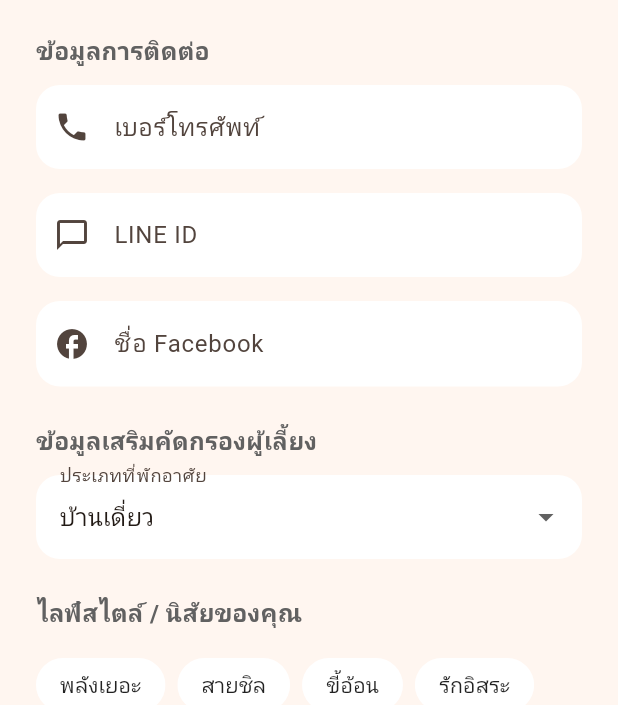
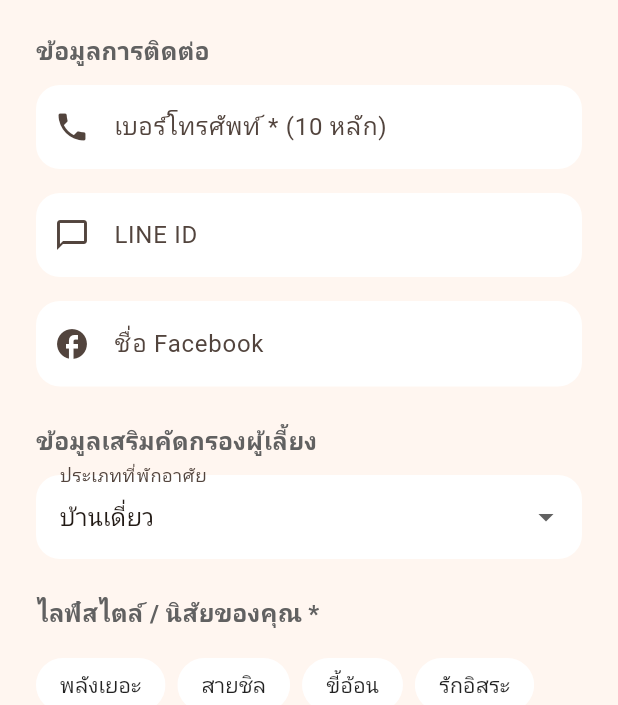
Before and after one commit to Jadsadar/Lab-jenkins, a Flutter app: the CreateProfileScreen screen opened directly, scrolled down 353 dp, after a tap on "บันทึกและเริ่มใช้งาน", on a phone screen of 412 x 824 dp. Shown: the part 125-830 px from the top of the screen. Run offline on Flutter 3.47's test engine with Material 3 defaults, Android fonts, the phone set to English and light mode, and no system bars; our stand-ins replace flutter_secure_storage, image_picker; accounts and stored records are empty.

Commit message:
แก้หน้าสร้างโปรไฟล์ เบอร์ บังคับแท็ก

```diff
--- a/lib/screens/auth/create_profile_screen.dart
+++ b/lib/screens/auth/create_profile_screen.dart
@@ -1,6 +1,5 @@
-import 'dart:typed_data';
-
 import 'package:flutter/material.dart';
+import 'package:flutter/services.dart';
 import 'package:image_picker/image_picker.dart';
 
 import '../../data/mock_data.dart';
@@ -62,6 +61,18 @@ class _CreateProfileScreenState extends State<CreateProfileScreen> {
           .showSnackBar(const SnackBar(content: Text('กรุณากรอกชื่อผู้ใช้ / ชื่อเล่น')));
       return;
     }
+    // ช่องกรอกจำกัดไว้ 10 หลักและรับเฉพาะตัวเลขอยู่แล้ว เหลือกรณีเดียวคือกรอกไม่ครบ
+    final phone = phoneController.text.trim();
+    if (phone.length != 10) {
+      ScaffoldMessenger.of(context).showSnackBar(
+          const SnackBar(content: Text('กรุณากรอกเบอร์โทรศัพท์ให้ครบ 10 หลัก')));
+      return;
+    }
+    if (selectedTraitIds.isEmpty) {
+      ScaffoldMessenger.of(context).showSnackBar(const SnackBar(
+          content: Text('กรุณาเลือกไลฟ์สไตล์ / นิสัยของคุณอย่างน้อย 1 อย่าง')));
+      return;
+    }
 
     setState(() => _isSaving = true);
     try {
@@ -76,7 +87,7 @@ class _CreateProfileScreenState extends State<CreateProfileScreen> {
         displayName: name,
         extraFields: {
           'province': selectedProvince,
-          'phone': phoneController.text.trim(),
+          'phone': phone,
           'lineId': lineController.text.trim(),
           'fbLink': fbController.text.trim(),
           'homeType': selectedHomeType,
@@ -86,7 +97,7 @@ class _CreateProfileScreenState extends State<CreateProfileScreen> {
       );
       currentUserProfile['name'] = name;
       currentUserProfile['province'] = selectedProvince;
-      currentUserProfile['phone'] = phoneController.text.trim();
+      currentUserProfile['phone'] = phone;
       currentUserProfile['lineId'] = lineController.text.trim();
       currentUserProfile['fbLink'] = fbController.text.trim();
       currentUserProfile['homeType'] = selectedHomeType;
@@ -235,8 +246,12 @@ class _CreateProfileScreenState extends State<CreateProfileScreen> {
                 controller: phoneController,
                 enabled: !_isSaving,
                 keyboardType: TextInputType.phone,
+                inputFormatters: [
+                  FilteringTextInputFormatter.digitsOnly,
+                  LengthLimitingTextInputFormatter(10),
+                ],
                 decoration: InputDecoration(
-                  labelText: 'เบอร์โทรศัพท์',
+                  labelText: 'เบอร์โทรศัพท์ * (10 หลัก)',
                   prefixIcon: const Icon(Icons.phone),
                   filled: true,
                   fillColor: Colors.white,
@@ -303,7 +318,7 @@ class _CreateProfileScreenState extends State<CreateProfileScreen> {
               const SizedBox(height: 24),
               Align(
                 alignment: Alignment.centerLeft,
-                child: Text('ไลฟ์สไตล์ / นิสัยของคุณ',
+                child: Text('ไลฟ์สไตล์ / นิสัยของคุณ *',
                     style: TextStyle(
                         fontSize: 16,
                         fontWeight: FontWeight.bold,
```
